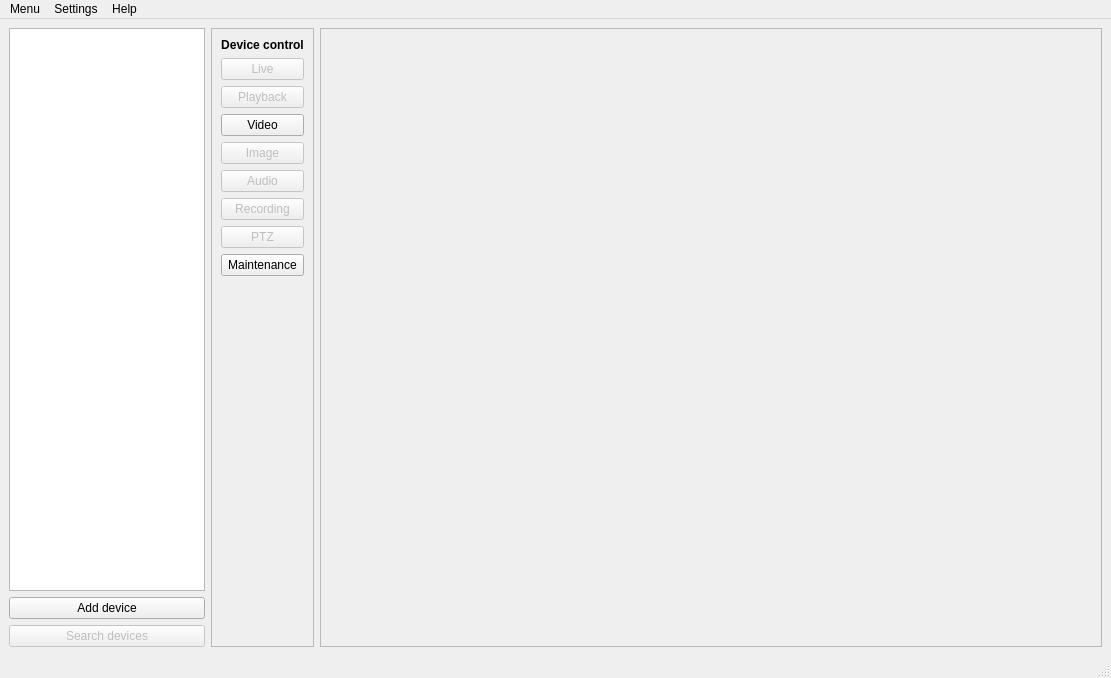
The window that GUI/GUI_Util/mainwindow.ui (Abay11/onvif_client) describes before a commit, drawn with Qt 5.
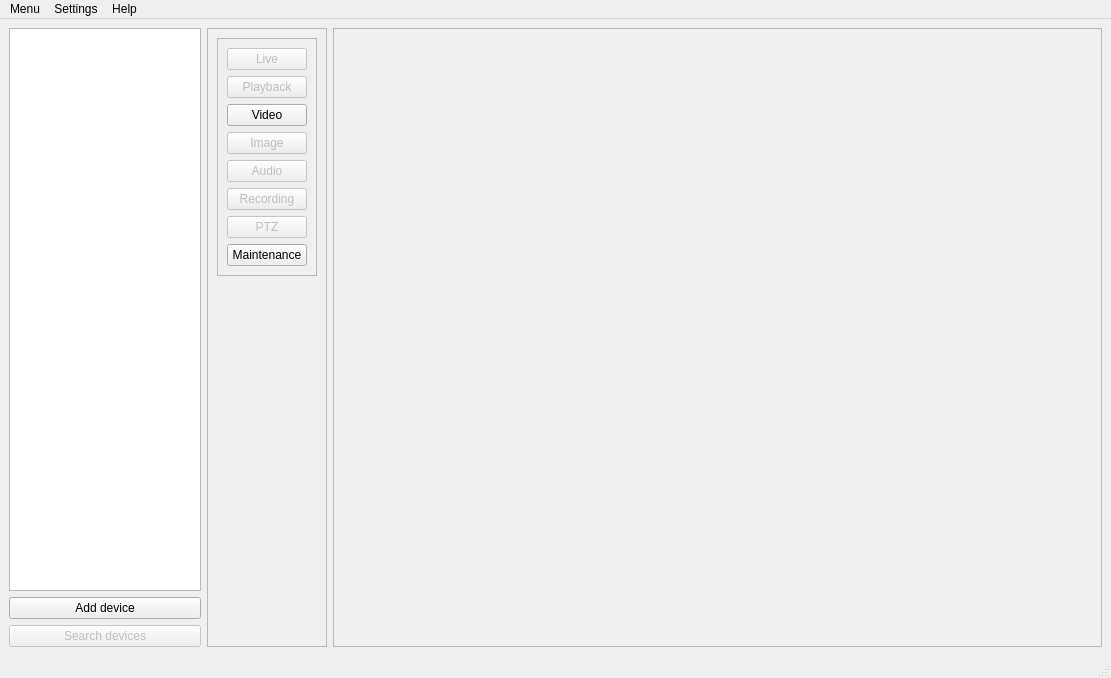
The same window after the commit.

Commit message: do some UI impovements

The edit to the form file:
```diff
--- a/GUI/GUI_Util/mainwindow.ui
+++ b/GUI/GUI_Util/mainwindow.ui
@@ -70,28 +70,27 @@
         <property name="frameShadow">
          <enum>QFrame::Raised</enum>
         </property>
-        <layout class="QVBoxLayout" name="verticalLayout_2">
+        <layout class="QVBoxLayout" name="verticalLayout_2" stretch="0,0">
          <item>
-          <widget class="QLabel" name="label">
-           <property name="font">
-            <font>
-             <weight>75</weight>
-             <bold>true</bold>
-            </font>
+          <widget class="QFrame" name="frame">
+           <property name="styleSheet">
+            <string notr="true"/>
            </property>
-           <property name="text">
-            <string>Device control</string>
+           <property name="frameShape">
+            <enum>QFrame::StyledPanel</enum>
            </property>
-           <property name="alignment">
-            <set>Qt::AlignCenter</set>
+           <property name="frameShadow">
+            <enum>QFrame::Raised</enum>
            </property>
-          </widget>
-         </item>
+           <layout class="QVBoxLayout" name="verticalLayout_3">
          <item>
           <widget class="QPushButton" name="btnLive">
            <property name="enabled">
             <bool>false</bool>
            </property>
+              <property name="styleSheet">
+               <string notr="true"/>
+              </property>
            <property name="text">
             <string>Live</string>
            </property>
@@ -162,6 +161,9 @@
            <property name="text">
             <string>Maintenance</string>
            </property>
+             </widget>
+            </item>
+           </layout>
           </widget>
          </item>
          <item>
```
Lines whose indentation alone changed are shown as unchanged. The commit also changes 2 other files.
